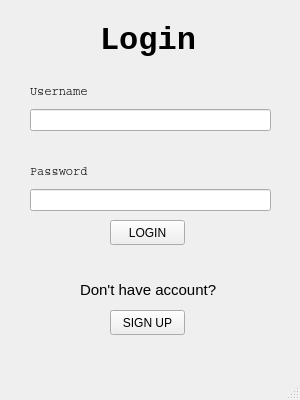
blendjam/Bookspot, file login.ui: the form before one commit.
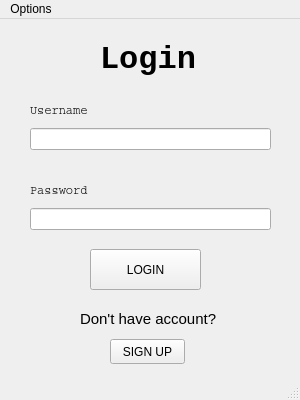
The form after the commit.

The edit to the form file:
```diff
--- a/login.ui
+++ b/login.ui
@@ -87,10 +87,10 @@
    <widget class="QPushButton" name="pushButton">
     <property name="geometry">
      <rect>
-      <x>110</x>
-      <y>220</y>
-      <width>75</width>
-      <height>25</height>
+      <x>90</x>
+      <y>230</y>
+      <width>111</width>
+      <height>41</height>
      </rect>
     </property>
     <property name="text">
@@ -122,7 +122,7 @@
     <property name="geometry">
      <rect>
       <x>80</x>
-      <y>280</y>
+      <y>290</y>
       <width>141</width>
       <height>20</height>
      </rect>
@@ -135,7 +135,7 @@
     <property name="geometry">
      <rect>
       <x>110</x>
-      <y>310</y>
+      <y>320</y>
       <width>75</width>
       <height>25</height>
      </rect>
@@ -151,9 +151,17 @@
      <x>0</x>
      <y>0</y>
      <width>300</width>
-     <height>21</height>
+     <height>20</height>
     </rect>
    </property>
+   <widget class="QMenu" name="menuOptions">
+    <property name="title">
+     <string>Options</string>
+    </property>
+    <addaction name="separator"/>
+    <addaction name="actionAdmin"/>
+   </widget>
+   <addaction name="menuOptions"/>
   </widget>
   <widget class="QStatusBar" name="statusbar"/>
  </widget>
```
Left out of the diff: 5 changed lines with no effect on the pictures.
